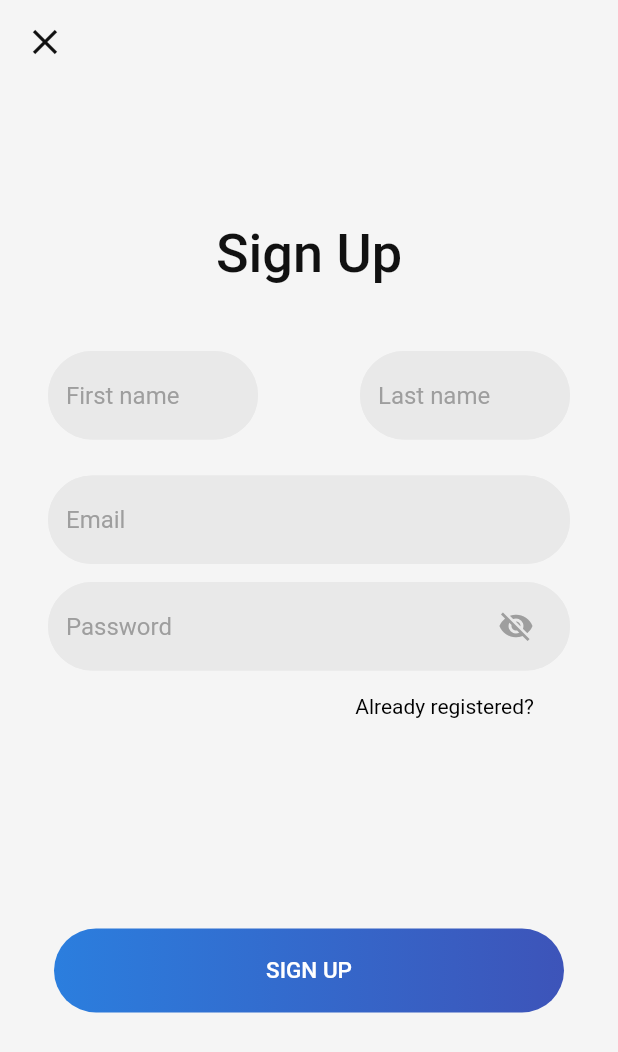
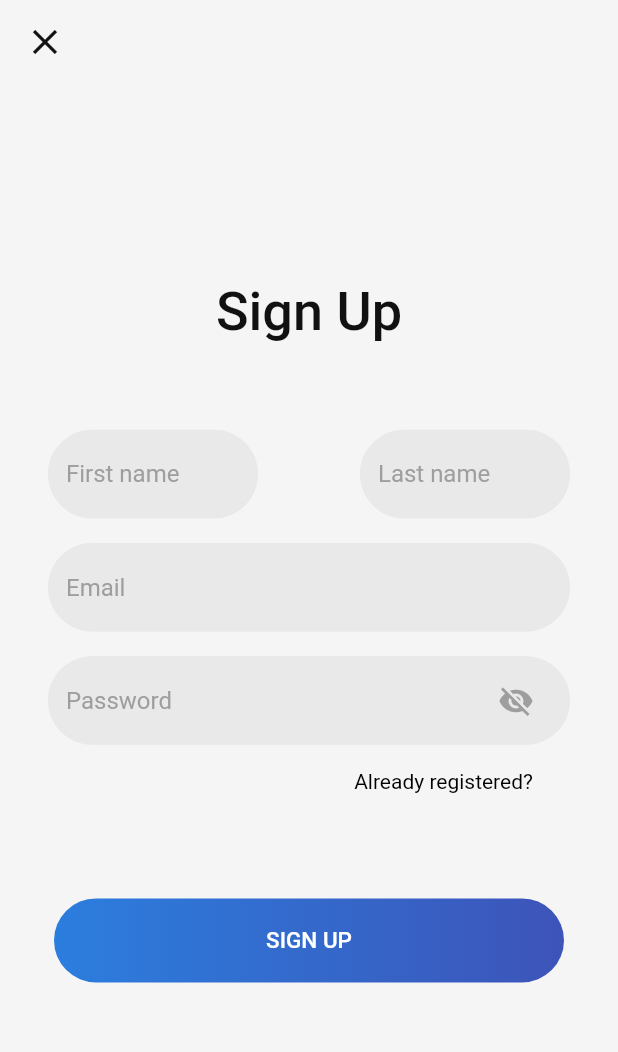
Before and after one commit to victorhmacfer/retrieval_practice, a Flutter app: the screen it shows after launch, after a tap on "SIGN UP", on a phone screen of 412 x 824 dp. Shown: the top 1052 px of the screen. Run offline on Flutter 3.47's test engine with Material 2 defaults, Android fonts, the phone set to English and light mode, and no system bars; our stand-ins replace firebase_auth, sembast; accounts and stored records are empty.

Commit message:
make some dimensions of auth screens relative to screen height

```diff
--- a/lib/screens/get_started_screen.dart
+++ b/lib/screens/get_started_screen.dart
@@ -21,6 +21,8 @@ class GetStartedScreen extends StatelessWidget {
     SystemChrome.setSystemUIOverlayStyle(
         SystemUiOverlayStyle(statusBarColor: Colors.transparent));
 
+    var screenHeight = MediaQuery.of(context).size.height;
+
     return Material(
       child: Container(
         alignment: Alignment(0, 1.0),
@@ -38,7 +40,7 @@ class GetStartedScreen extends StatelessWidget {
                 'SPACED',
                 style: TextStyle(fontSize: 56, letterSpacing: 12),
               ),
-              SizedBox(height: 256),
+              SizedBox(height: screenHeight * 0.25),
               Container(
                 // color: Colors.red,
                 height: 280,
--- a/lib/screens/signup_screen.dart
+++ b/lib/screens/signup_screen.dart
@@ -19,6 +19,9 @@ class SignUpScreen extends StatelessWidget {
 
   @override
   Widget build(BuildContext context) {
+
+    var screenHeight = MediaQuery.of(context).size.height;
+
     return Scaffold(
       appBar: AppBar(
         backgroundColor: appWhite,
@@ -47,19 +50,19 @@ class SignUpScreen extends StatelessWidget {
               //mainAxisAlignment: MainAxisAlignment.spaceBetween,
               crossAxisAlignment: CrossAxisAlignment.center,
               children: <Widget>[
-                SizedBox(
-                  height: 60,
-                ),
-                Text(
+                SizedBox(height: screenHeight * 0.05,),
+                Container(
+                  padding: EdgeInsets.symmetric(vertical: screenHeight * 0.07),
+                  // color: Colors.red,
+                  child: Text(
                     'Sign Up',
                     style: TextStyle(
                         color: appBlack,
                         fontSize: 36,
                         fontWeight: FontWeight.w500),
                   ),
-                SizedBox(
-                  height: 32,
                 ),
+
                 MySignUpForm(authBloc, mainBloc),
               ],
             ),
@@ -99,14 +102,15 @@ class _MySignUpFormState extends State<MySignUpForm> {
 
   @override
   Widget build(BuildContext context) {
+
+    var screenHeight = MediaQuery.of(context).size.height;
+
     return Form(
       key: _signUpFormKey,
       child: Column(
         crossAxisAlignment: CrossAxisAlignment.end,
         children: <Widget>[
-          Padding(
-            padding: const EdgeInsets.symmetric(vertical: 12.0),
-            child: Row(
+          Row(
             mainAxisAlignment: MainAxisAlignment.spaceBetween,
             children: <Widget>[
               SizedBox(
@@ -189,9 +193,8 @@ class _MySignUpFormState extends State<MySignUpForm> {
               ),
             ],
           ),
-          ),
           Padding(
-            padding: const EdgeInsets.symmetric(vertical: 12.0),
+            padding: EdgeInsets.symmetric(vertical: screenHeight * 0.02),
             child: TextFormField(
               key: _emailKey,
               controller: _emailController,
@@ -287,7 +290,10 @@ class _MySignUpFormState extends State<MySignUpForm> {
               );
             },
             child: Padding(
-              padding: const EdgeInsets.only(top: 16, bottom: 16, right: 24.0),
+              padding: EdgeInsets.only(
+                top: screenHeight * 0.02,
+                right: screenHeight * 0.03,
+              ),
               child: Text(
                 ' Already registered?',
                 style: TextStyle(color: Colors.black),
@@ -295,7 +301,7 @@ class _MySignUpFormState extends State<MySignUpForm> {
             ),
           ),
           SizedBox(
-            height: 120,
+            height: screenHeight * 0.08,
           ),
           GestureDetector(
               onTap: () async {
```
Also changed, not shown: lib/screens/login_screen.dart (+16 -6 lines). Lines whose indentation alone changed are shown as unchanged.
